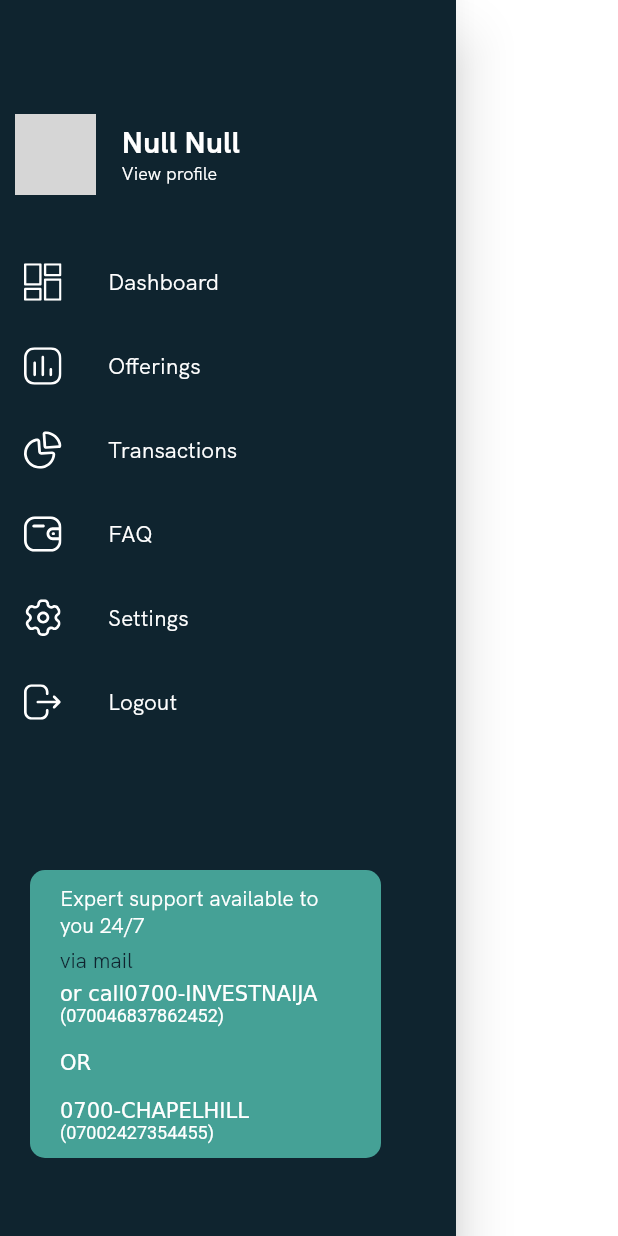
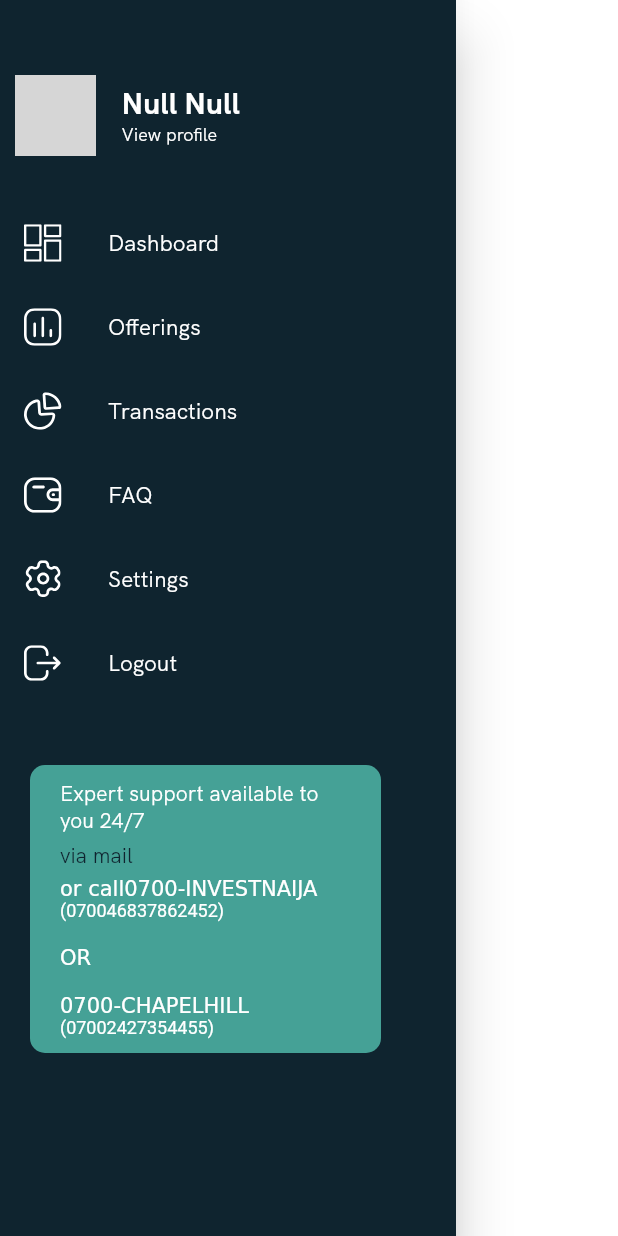
Before and after one commit to InvestNaija/e-offering-mobile, a Flutter app: the CustomDrawer widget shown alone on an empty page, opened directly, on a phone screen of 412 x 824 dp. Run offline on Flutter 3.47's test engine with Material 2 defaults, Android fonts, the phone set to English and light mode, and no system bars; our stand-ins replace audioplayers, camera, flutter_html, flutter_svg, image_picker, shared_preferences and 2 more; missing offline and left inert: flutter_gifimage, image_picker_platform_interface; accounts and stored records are empty; network calls fail; grey boxes are pictures that could not be loaded.

Commit message:
work in progress

```diff
--- a/lib/components/custom_drawer.dart
+++ b/lib/components/custom_drawer.dart
@@ -2,7 +2,6 @@ import 'package:flutter/material.dart';
 import 'package:flutter_svg/svg.dart';
 import 'package:invest_naija/business_logic/providers/login_provider.dart';
 import 'package:invest_naija/mixins/application_mixin.dart';
-import 'package:invest_naija/screens/login_screen.dart';
 import 'package:invest_naija/utils/formatter_util.dart';
 import 'package:provider/provider.dart';
 
@@ -18,9 +17,9 @@ class CustomDrawer extends StatelessWidget with ApplicationMixin{
   Widget build(BuildContext context) {
     return Drawer(
       child: Container(
-        padding: EdgeInsets.only(top: 76, bottom: 52),
         color: Constants.navyBlueColor,
-        child: Column(
+        padding: EdgeInsets.only(top: 50),
+        child: ListView(
           children: <Widget>[
             Padding(
               padding: const EdgeInsets.only(left: 10),
@@ -116,7 +115,7 @@ class CustomDrawer extends StatelessWidget with ApplicationMixin{
                 }
               },
             ),
-            const Spacer(),
+            SizedBox(height: 40,),
             Padding(
               padding: EdgeInsets.only(right: 50, left: 20),
               child: Container(
```
Also changed, not shown: 60 other files.
